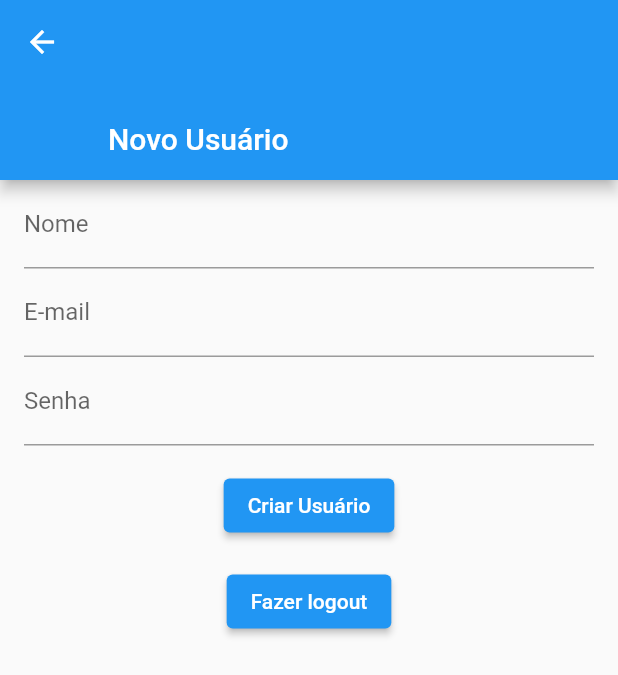
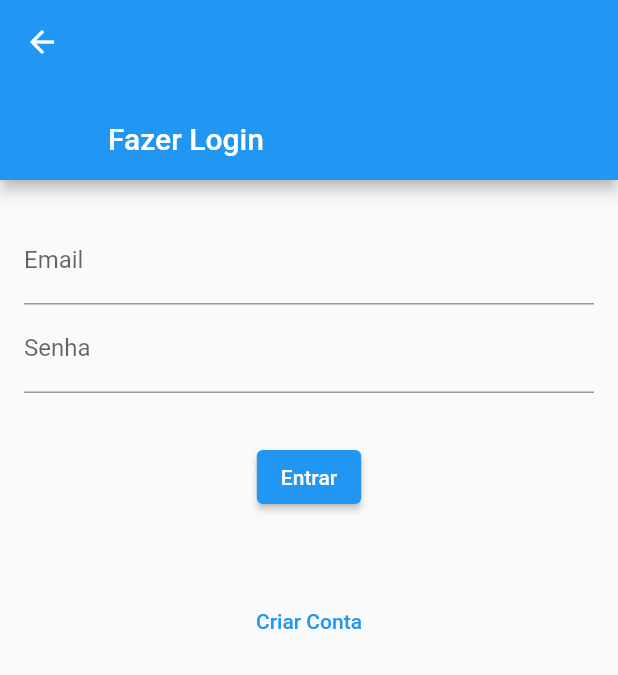
Before and after one commit to leandrosl/showcars_app, a Flutter app: the screen it shows after launch, in the side drawer, after a tap on "Fazer Login", on a phone screen of 412 x 824 dp. Shown: the top 675 px of the screen. Run offline on Flutter 3.47's test engine with Material 2 defaults, Android fonts, the phone set to English and light mode, and no system bars; our stand-ins replace dio, flutter_secure_storage; network calls fail.

Commit message:
Página para login de usuários

```diff
--- a/lib/pages/home_page.dart
+++ b/lib/pages/home_page.dart
@@ -4,7 +4,7 @@ import 'package:showcars_app/pages/about_app_page.dart';
 import 'package:showcars_app/pages/factories_cars_page.dart';
 import 'package:showcars_app/pages/favorite_cars_page.dart';
 import 'package:showcars_app/pages/category_cars_page.dart';
-import 'package:showcars_app/pages/new_user_page.dart';
+import 'package:showcars_app/pages/login_user_page.dart';
 
 import 'package:showcars_app/states/authentication_state.dart';
 
@@ -127,7 +127,7 @@ class _HomePageDrawerState extends State<_HomePageDrawer> {
             child: ElevatedButton(
               child: Text('Fazer Login'),
               onPressed: () => Navigator.push(context, MaterialPageRoute(
-                builder: (context) => NewUserPage(),
+                builder: (context) => LoginUserPage(),
               )),
             ),
           ) : Column(
@@ -135,9 +135,7 @@ class _HomePageDrawerState extends State<_HomePageDrawer> {
               Text('Está logado'),
               ElevatedButton(
                 child: Text('Logout'),
-                onPressed: () => Navigator.push(context, MaterialPageRoute(
-                  builder: (context) => NewUserPage(),
-                )),
+                onPressed: () => print("oi")
               ),
             ],
           ),
--- /dev/null
+++ b/lib/pages/login_user_page.dart
@@ -0,0 +1,116 @@
+import 'package:flutter/material.dart';
+import 'package:provider/provider.dart';
+
+import '../pages/home_page.dart';
+import '../states/authentication_state.dart';
+import '../utils.dart';
+
+class LoginUserPage extends StatelessWidget {
+  @override
+  Widget build(BuildContext context) {
+    return Scaffold(
+      appBar: PreferredSize(
+        preferredSize: Size.fromHeight(120.0),
+        child: AppBar(
+          flexibleSpace: FlexibleSpaceBar(
+            centerTitle: false,
+            title: Text("Fazer Login"),
+          ),
+        ),
+      ),
+      body: SingleChildScrollView(
+        padding: EdgeInsets.only(left: 16.0, right: 16.0),
+        child: Column(
+          children: [
+            Padding(
+              padding: EdgeInsets.only(top: 24.0),
+              child: _LoginUserForm(),
+            ),
+            const SizedBox(height: 48.0),
+            TextButton(
+              child: Text("Criar Conta"),
+              onPressed: () => print("Oi"),
+            ),
+          ],
+        ),
+      ),
+    );
+  }
+}
+
+class _LoginUserForm extends StatefulWidget {
+  @override
+  _LoginUserFormState createState() => _LoginUserFormState();
+}
+
+class _LoginUserFormState extends State<_LoginUserForm> {
+  AuthenticationState authenticationState;
+
+  final _loginUserFormKey = GlobalKey<FormState>();
+
+  final emailTextController = TextEditingController();
+  final passwordTextController = TextEditingController();
+
+  @override
+  void initState() {
+    super.initState();
+    authenticationState = Provider.of<AuthenticationState>(context, listen: false);
+  }
+
+  @override
+  Widget build(BuildContext context) {
+    return Form(
+      key: _loginUserFormKey,
+      child: Column(
+        children: [
+          TextFormField(
+            controller: emailTextController,
+            decoration: const InputDecoration(
+              labelText: 'Email',
+            ),
+            validator: (value) {
+              if (value.isEmpty) {
+                return '';
+              }
+              return null;
+            },
+          ),
+          TextFormField(
+            controller: passwordTextController,
+            decoration: const InputDecoration(
+              labelText: 'Senha',
+            ),
+            obscureText: true,
+            validator: (value) {
+              if (value.isEmpty) {
+                return '';
+              }
+              return null;
+            },
+          ),
+          Padding(
+            padding: EdgeInsets.only(top: 32.0),
+            child: ElevatedButton(
+              child: Text('Entrar'),
+              onPressed: () {
+                authenticationState
+                  .makeLogin(emailTextController.text, passwordTextController.text)
+                  .then((value){
+                    if (Provider.of<AuthenticationState>(context, listen: false).isLogged) {
+                      Navigator.pushReplacement(context, MaterialPageRoute(
+                        builder: (context) => HomePage()
+                      ));
+                    }
+                  })
+                  .catchError((e) {
+                    print(e);
+                    showInfoDialog(context, 'Erro', 'Falha ao tentar fazer login');
+                  });
+              },
+            ),
+          ),
+        ],
+      ),
+    );
+  }
+}
```
